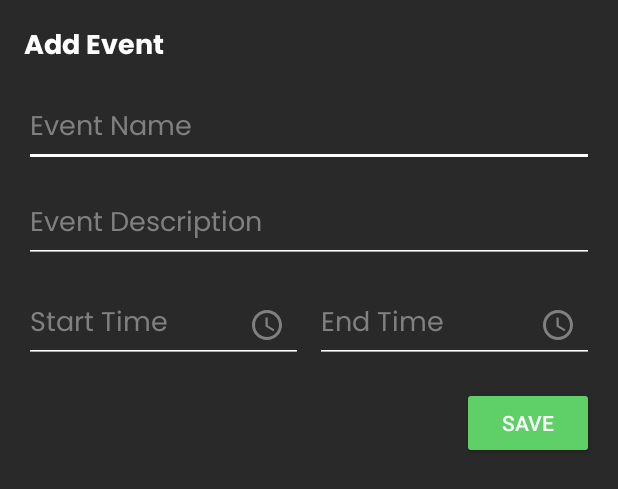
After one commit to Biswadip-24/productivity-tracker-frontend, an Android app: the layout fragment_add_event.xml on its own in the app's theme, with its tools: preview values and no code run, on a phone screen of 412 x 824 dp. The commit adds this screen. Shown: the top 489 px of the screen. Run offline under Robolectric (Android 15) with nearby library versions, the phone set to English and light mode, and no system bars.

Commit message:
New event added

```diff
--- /dev/null
+++ b/app/src/main/res/drawable/ic_baseline_access_time_24.xml
@@ -0,0 +1,6 @@
+<vector android:height="24dp" android:tint="#FFFFFF"
+    android:viewportHeight="24" android:viewportWidth="24"
+    android:width="24dp" xmlns:android="http://schemas.android.com/apk/res/android">
+    <path android:fillColor="@android:color/white" android:pathData="M11.99,2C6.47,2 2,6.48 2,12s4.47,10 9.99,10C17.52,22 22,17.52 22,12S17.52,2 11.99,2zM12,20c-4.42,0 -8,-3.58 -8,-8s3.58,-8 8,-8 8,3.58 8,8 -3.58,8 -8,8z"/>
+    <path android:fillColor="@android:color/white" android:pathData="M12.5,7H11v6l5.25,3.15 0.75,-1.23 -4.5,-2.67z"/>
+</vector>
--- /dev/null
+++ b/app/src/main/res/drawable/ic_baseline_add_24.xml
@@ -0,0 +1,5 @@
+<vector android:height="24dp" android:tint="#292929"
+    android:viewportHeight="24" android:viewportWidth="24"
+    android:width="24dp" xmlns:android="http://schemas.android.com/apk/res/android">
+    <path android:fillColor="@android:color/white" android:pathData="M19,13h-6v6h-2v-6H5v-2h6V5h2v6h6v2z"/>
+</vector>
--- /dev/null
+++ b/app/src/main/res/layout/fragment_add_event.xml
@@ -0,0 +1,115 @@
+<?xml version="1.0" encoding="utf-8"?>
+<FrameLayout xmlns:android="http://schemas.android.com/apk/res/android"
+    xmlns:tools="http://schemas.android.com/tools"
+    android:layout_width="match_parent"
+    android:layout_height="match_parent"
+    xmlns:app="http://schemas.android.com/apk/res-auto"
+    tools:context=".AddEventFragment"
+    android:background="@color/colorPrimary">
+
+    <LinearLayout
+        android:layout_width="match_parent"
+        android:layout_height="wrap_content"
+        android:orientation="vertical"
+        android:padding="16dp">
+
+        <TextView
+            android:layout_width="match_parent"
+            android:layout_height="match_parent"
+            android:text="@string/add_event"
+            android:fontFamily="@font/poppins_bold"
+            android:textColor="@color/white"
+            android:textSize="18sp"/>
+
+        <EditText
+            android:id="@+id/eventName"
+            android:layout_width="match_parent"
+            android:layout_height="48dp"
+            android:layout_marginTop="16dp"
+            android:backgroundTint="@color/white"
+            android:maxLines="1"
+            android:hint="@string/eventName"
+            android:fontFamily="@font/poppins"
+            android:textColorHint="@color/gray"
+            android:textColor="@color/white" />
+
+        <EditText
+            android:id="@+id/eventDescription"
+            android:layout_width="match_parent"
+            android:layout_height="48dp"
+            android:layout_marginTop="16dp"
+            android:backgroundTint="@color/white"
+            android:hint="@string/eventDescription"
+            android:fontFamily="@font/poppins"
+            android:maxLines="1"
+            android:textColorHint="@color/gray"
+            android:textColor="@color/white" />
+
+        <LinearLayout
+            android:layout_width="match_parent"
+            android:layout_height="wrap_content"
+            android:layout_marginTop="16dp">
+
+            <com.google.android.material.textfield.TextInputLayout
+                android:id="@+id/startTime"
+                android:layout_width="0dp"
+                android:layout_height="wrap_content"
+                android:layout_weight="1"
+                android:layout_marginEnd="8dp"
+                app:hintEnabled="false"
+                app:endIconDrawable="@drawable/ic_baseline_access_time_24"
+                android:backgroundTint="@color/white"
+                app:endIconTint="@color/gray"
+                app:endIconMode="custom"
+                android:textColorHint="@color/gray">
+
+                <com.google.android.material.textfield.TextInputEditText
+                    android:layout_width="match_parent"
+                    android:layout_height="wrap_content"
+                    android:enabled="false"
+                    android:hint="@string/startTime"
+                    android:fontFamily="@font/poppins"
+                    android:textColorHint="@color/gray"
+                    android:backgroundTint="@color/white"
+                    android:textColor="@color/white"/>
+
+            </com.google.android.material.textfield.TextInputLayout>
+
+            <com.google.android.material.textfield.TextInputLayout
+                android:id="@+id/endTime"
+                android:layout_width="0dp"
+                android:layout_height="wrap_content"
+                android:layout_weight="1"
+                app:hintEnabled="false"
+                app:endIconDrawable="@drawable/ic_baseline_access_time_24"
+                android:backgroundTint="@color/white"
+                app:endIconTint="@color/gray"
+                app:endIconMode="custom"
+                android:textColorHint="@color/gray">
+
+                <com.google.android.material.textfield.TextInputEditText
+                    android:layout_width="match_parent"
+                    android:layout_height="wrap_content"
+                    android:hint="@string/endTime"
+                    android:fontFamily="@font/poppins"
+                    android:textColorHint="@color/gray"
+                    android:backgroundTint="@color/white"
+                    android:textColor="@color/white"/>
+
+            </com.google.android.material.textfield.TextInputLayout>
+
+        </LinearLayout>
+
+        <Button
+            android:id="@+id/saveEvent"
+            android:layout_width="wrap_content"
+            android:layout_height="wrap_content"
+            android:layout_marginTop="16dp"
+            android:text="@string/save"
+            android:backgroundTint="@color/green"
+            android:textColor="@color/white"
+            android:layout_gravity="end"/>
+
+    </LinearLayout>
+
+</FrameLayout>
--- a/app/src/main/res/values/colors.xml
+++ b/app/src/main/res/values/colors.xml
@@ -17,4 +17,6 @@
     <color name="bar_graph_color">#76BA99</color>
     <color name="blue">#3AB0FF</color>
     <color name="green">#5FD068</color>
+
+    <color name="gray">#808080</color>
 </resources>
--- a/app/src/main/res/values/strings.xml
+++ b/app/src/main/res/values/strings.xml
@@ -17,4 +17,10 @@
     <string name="screen_time">Screen Time</string>
     <string name="workout_hours">Workout Hours</string>
 
+    <string name="add_event">Add Event</string>
+    <string name="eventName">Event Name</string>
+    <string name="eventDescription">Event Description</string>
+    <string name="startTime">Start Time</string>
+    <string name="endTime">End Time</string>
+
 </resources>
```
Also changed, not shown: app/src/main/java/com/example/productivitytracker/AddEventFragment.java (added, +103 -0 lines), app/src/main/java/com/example/productivitytracker/MetricsActivity.java (+15 -0 lines), app/src/main/res/layout/activity_metrics.xml (+24 -5 lines).
